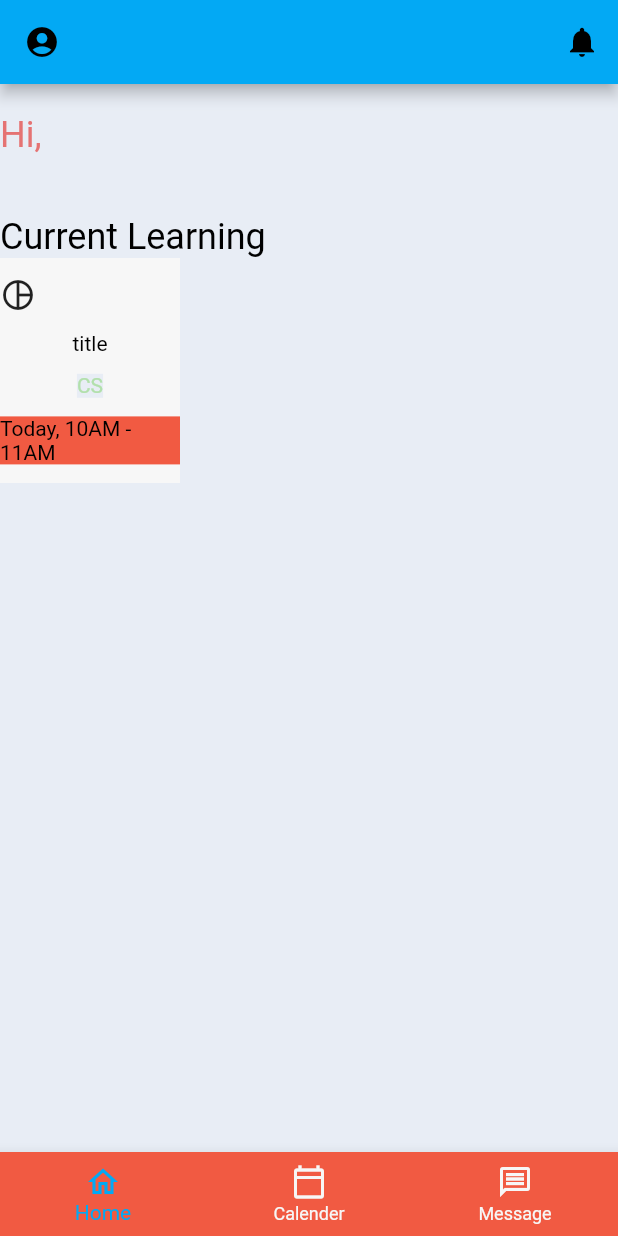
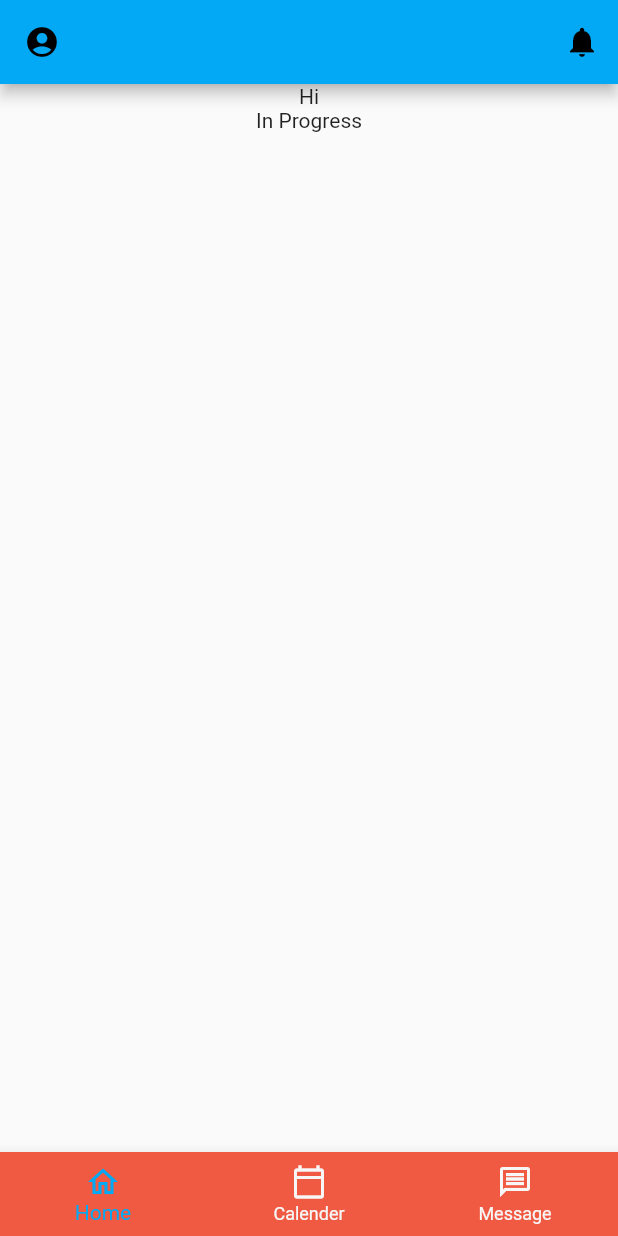
Before and after one commit to tanchohang/Learn-Anything, a Flutter app: the screen it shows once a user with an empty profile is signed in, on a phone screen of 412 x 824 dp. Run offline on Flutter 3.47's test engine with Material 2 defaults, Android fonts, the phone set to English and light mode, and no system bars; our stand-ins replace cloud_firestore, firebase_auth, firebase_core, flutter_riverpod, google_sign_in, table_calendar; accounts and stored records are empty.

Commit message:
fix:fix tasks display

```diff
--- a/lib/components/auth_wrapper.dart
+++ b/lib/components/auth_wrapper.dart
@@ -1,8 +1,8 @@
 import 'package:flutter/material.dart';
 import 'package:flutter_riverpod/flutter_riverpod.dart';
-import 'package:learn_anything/main.dart';
 import 'package:learn_anything/screen/home.dart';
 import 'package:learn_anything/screen/landing.dart';
+import 'package:learn_anything/services/auth_service.dart';
 
 class AuthWrapper extends ConsumerWidget {
   @override
--- a/lib/components/task_card.dart
+++ b/lib/components/task_card.dart
@@ -1,8 +1,10 @@
 import 'package:flutter/material.dart';
+import 'package:learn_anything/models/task.dart';
 import 'package:learn_anything/screen/task.dart';
 
 class TaskCard extends StatelessWidget {
-  const TaskCard({Key key}) : super(key: key);
+  final Task task;
+  const TaskCard({Key key, this.task}) : super(key: key);
 
   @override
   Widget build(BuildContext context) {
@@ -25,7 +27,7 @@ class TaskCard extends StatelessWidget {
               children: [Icon(Icons.pie_chart_outline)],
             ),
             Container(
-              child: Text('title'),
+              child: Text(task.name),
             ),
             Container(
               child: Container(
--- a/lib/models/task.dart
+++ b/lib/models/task.dart
@@ -1,62 +1,65 @@
-import 'package:flutter/material.dart';
 import 'package:intl/intl.dart';
 
 class Task {
   Task({
     this.name,
     this.description,
-    this.startDate,
-    this.startTime,
-    this.endDate,
-    this.endTime,
-    this.videos,
-    this.readings,
-    this.categories,
-    this.days,
-    this.status,
-    this.complete,
-    this.archive,
+    // this.startDate,
+    // this.startTime,
+    // this.endDate,
+    // this.endTime,
+    // this.videos,
+    // this.readings,
+    // this.categories,
+    // this.days,
+    // this.status,
+    // this.complete,
+    // this.archive,
   });
 
   String name;
   String description;
-  DateTime startDate;
-  DateTime endDate;
-  TimeOfDay startTime;
-  TimeOfDay endTime;
-  List videos;
-  List readings;
-  List categories;
-  List<int> days;
-  int status;
-  bool complete;
-  bool archive;
+  // DateTime startDate;
+  // DateTime endDate;
+  // TimeOfDay startTime;
+  // TimeOfDay endTime;
+  // List videos;
+  // List readings;
+  // List categories;
+  // List<int> days;
+  // int status;
+  // bool complete;
+  // bool archive;
 
   factory Task.fromJson(Map<String, dynamic> json) => Task(
         name: json["name"],
         description: json["description"],
-        startDate: DateTime.parse(json["startDate"]),
-        startTime: json["startTime"],
-        endDate: DateTime.parse(json["endDate"]),
-        endTime: json["endTime"],
-        videos: List<String>.from(json["videos"].map((x) => x)),
-        readings: List<String>.from(json["readings"].map((x) => x)),
-        categories: List<String>.from(json["categories"].map((x) => x)),
-        days: List<int>.from(json["days"].map((x) => x)),
-        status: json["status"],
-        complete: json["complete"],
-        archive: json["archive"],
+        // startDate: DateTime.parse(json["startDate"]),
+        // startTime: TimeOfDay(
+        //     hour: int.parse(json["startTime"].split(":")[0]),
+        //     minute: int.parse(json["startTime"].split(":")[1])),
+        // endDate: DateTime.parse(json["endDate"]),
+        // endTime: TimeOfDay(
+        //     hour: int.parse(json["endTime"].split(":")[0]),
+        //     minute: int.parse(json["endTime"].split(":")[1])),
+        // videos: List<String>.from(json["videos"].map((x) => x)),
+        // readings: List<String>.from(json["readings"].map((x) => x)),
+        // categories: List<String>.from(json["categories"].map((x) => x)),
+        // days: List<int>.from(json["days"].map((x) => x)),
+        // status: json["status"],
+        // complete: json["complete"],
+        // archive: json["archive"],
       );
 
   Map<String, dynamic> toJson() => {
         "name": name,
         "description": description,
-        "startDate": DateFormat('MM/dd/yyyy').format(startDate),
-        "endDate": DateFormat('MM/dd/yyyy').format(endDate),
-        "startTime": DateFormat.Hm().format(
-          DateTime(DateTime.now().year, DateTime.now().month,
-              DateTime.now().day, startTime.hour, startTime.minute),
-        ),
+        // "startDate": DateFormat('MM/dd/yyyy').format(startDate),
+        // "endDate": DateFormat('MM/dd/yyyy').format(endDate),
+        // "startTime": DateFormat.Hm().format(
+        //   DateTime(DateTime.now().year, DateTime.now().month,
+        //       DateTime.now().day, startTime.hour, startTime.minute),
+        // ),
         // "endTime": DateFormat.Hm().format(
         //   DateTime(DateTime.now().year, DateTime.now().month,
         //       DateTime.now().day, endTime.hour, endTime.minute),
@@ -66,8 +69,8 @@ class Task {
         // "readings": List<dynamic>.from(readings.map((x) => x)),
         // "categories": List<dynamic>.from(categories.map((x) => x)),
         // "days": List<dynamic>.from(days.map((x) => x)),
-        "status": status,
-        "complete": complete,
-        "archive": archive,
+        // "status": status,
+        // "complete": complete,
+        // "archive": archive,
       };
 }
--- a/lib/providers/bottom_navigation_provider.dart
+++ /dev/null
@@ -1,3 +0,0 @@
-import 'package:flutter_riverpod/flutter_riverpod.dart';
-
-// class BottomNavigationNotifier with StateNotifier<int> {}
--- a/lib/screen/home.dart
+++ b/lib/screen/home.dart
@@ -3,6 +3,7 @@ import 'package:flutter_riverpod/flutter_riverpod.dart';
 import 'package:learn_anything/components/task_card.dart';
 import 'package:learn_anything/screen/calender.dart';
 import 'package:learn_anything/screen/profile.dart';
+import 'package:learn_anything/services/taskdb_service.dart';
 
 import 'create_task/create_task.dart';
 
@@ -88,46 +89,33 @@ class MyDrawer extends StatelessWidget {
   }
 }
 
-class Body extends StatelessWidget {
-  const Body({Key key}) : super(key: key);
-
+class Body extends ConsumerWidget {
   @override
-  Widget build(BuildContext context) {
-    // final tasks = context.watch<List<Task>>();
-    return SizedBox.expand(
-      child: DefaultTextStyle(
-        style: TextStyle(color: Colors.black),
-        child: Container(
-          padding: EdgeInsets.fromLTRB(0, 20, 0, 0),
-          color: Color(0xFFe8edf5),
-          child: Container(
-            child: Column(
-              crossAxisAlignment: CrossAxisAlignment.start,
-              mainAxisSize: MainAxisSize.max,
-              children: [
-                Text(
-                  'Hi,',
-                  style: TextStyle(fontSize: 24, color: Colors.red[300]),
-                ),
-                Container(
-                  padding: EdgeInsets.fromLTRB(0, 40, 0, 0),
-                  child: Column(
-                    crossAxisAlignment: CrossAxisAlignment.start,
-                    children: [
-                      Text('Current Learning',
-                          style: TextStyle(fontSize: 24),
-                          textAlign: TextAlign.left),
-                      Container(
-                        child: TaskCard(),
-                      )
-                    ],
-                  ),
-                )
-              ],
-            ),
-          ),
+  Widget build(BuildContext context, watch) {
+    return Column(
+      children: [
+        Container(
+          child: Text('Hi'),
         ),
-      ),
+        Container(
+          child: Text('In Progress'),
+        ),
+        Container(
+            child: watch(taskStreamProvider).when(
+                loading: () => const Center(child: CircularProgressIndicator()),
+                error: (err, stack) => Center(child: Text(err.toString())),
+                data: (tasks) {
+                  return Container(
+                    height: 180,
+                    child: ListView.builder(
+                        scrollDirection: Axis.horizontal,
+                        itemCount: tasks.length,
+                        itemBuilder: (_, index) {
+                          return TaskCard(task: tasks[index]);
+                        }),
+                  );
+                }))
+      ],
     );
   }
 }
--- a/lib/screen/landing.dart
+++ b/lib/screen/landing.dart
@@ -1,6 +1,6 @@
 import 'package:flutter/material.dart';
 import 'package:flutter_riverpod/flutter_riverpod.dart';
-import 'package:learn_anything/main.dart';
+import 'package:learn_anything/services/auth_service.dart';
 
 class LandingScreen extends ConsumerWidget {
   @override
--- a/lib/screen/profile.dart
+++ b/lib/screen/profile.dart
@@ -1,12 +1,11 @@
 import 'package:flutter/material.dart';
 import 'package:flutter_riverpod/flutter_riverpod.dart';
-import 'package:learn_anything/main.dart';
+import 'package:learn_anything/services/auth_service.dart';
 
 class ProfileScreen extends ConsumerWidget {
   @override
   Widget build(BuildContext context, ScopedReader watch) {
     final _authService = watch(authserviceProvider);
-    final _authState = watch(authStateProvider);
     return Container(
       color: Color(0xFFe8edf5),
       child: Container(
```
Also changed, not shown: lib/main.dart (+0 -18 lines), lib/providers/task_notifier.dart (+13 -12 lines), lib/screen/create_task/task_form.dart (+109 -96 lines), lib/services/auth_service.dart (+12 -0 lines), lib/services/taskdb_service.dart (+28 -6 lines), pubspec.yaml (+7 -0 lines), assets/icon.png (added), pubspec.lock, 21 other files.
